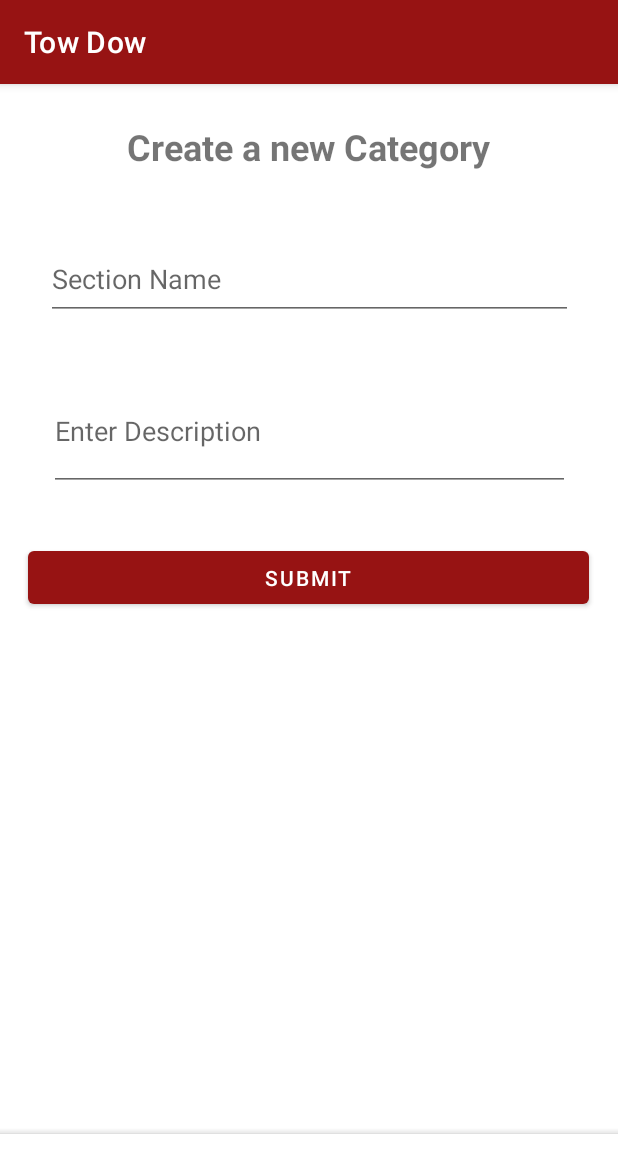
After one commit to sticksung/Tow-Dow, an Android app: the CreateCategoryFragment screen opened through its navigation route, on a phone screen of 412 x 824 dp. The commit adds this screen. Shown: the top 1173 px of the screen. Run offline under Robolectric (Android 15) with nearby library versions, the phone set to English and light mode, and no system bars; our stand-ins replace navigation-ui.

Commit message:
Added CreateCategoryFragment

```diff
--- /dev/null
+++ b/app/src/main/java/com/example/towdow/CreateCategoryFragment.kt
@@ -0,0 +1,59 @@
+package com.example.towdow
+
+import android.os.Bundle
+import androidx.fragment.app.Fragment
+import android.view.LayoutInflater
+import android.view.View
+import android.view.ViewGroup
+
+// TODO: Rename parameter arguments, choose names that match
+// the fragment initialization parameters, e.g. ARG_ITEM_NUMBER
+private const val ARG_PARAM1 = "param1"
+private const val ARG_PARAM2 = "param2"
+
+/**
+ * A simple [Fragment] subclass.
+ * Use the [CreateCategoryFragment.newInstance] factory method to
+ * create an instance of this fragment.
+ */
+class CreateCategoryFragment : Fragment() {
+    // TODO: Rename and change types of parameters
+    private var param1: String? = null
+    private var param2: String? = null
+
+    override fun onCreate(savedInstanceState: Bundle?) {
+        super.onCreate(savedInstanceState)
+        arguments?.let {
+            param1 = it.getString(ARG_PARAM1)
+            param2 = it.getString(ARG_PARAM2)
+        }
+    }
+
+    override fun onCreateView(
+        inflater: LayoutInflater, container: ViewGroup?,
+        savedInstanceState: Bundle?
+    ): View? {
+        // Inflate the layout for this fragment
+        return inflater.inflate(R.layout.create_category_fragment, container, false)
+    }
+
+    companion object {
+        /**
+         * Use this factory method to create a new instance of
+         * this fragment using the provided parameters.
+         *
+         * @param param1 Parameter 1.
+         * @param param2 Parameter 2.
+         * @return A new instance of fragment CreateCategoryFragment.
+         */
+        // TODO: Rename and change types and number of parameters
+        @JvmStatic
+        fun newInstance(param1: String, param2: String) =
+            CreateCategoryFragment().apply {
+                arguments = Bundle().apply {
+                    putString(ARG_PARAM1, param1)
+                    putString(ARG_PARAM2, param2)
+                }
+            }
+    }
+}
--- a/app/src/main/java/com/example/towdow/HomeFragment.kt
+++ b/app/src/main/java/com/example/towdow/HomeFragment.kt
@@ -5,6 +5,7 @@
 import android.view.LayoutInflater
 import android.view.View
 import android.view.ViewGroup
+import androidx.navigation.findNavController
 import com.example.towdow.databinding.HomeFragmentBinding
 import com.example.towdow.databinding.SignupFragmentBinding
 
@@ -31,6 +32,9 @@
         bottomNavigationView.visibility = View.VISIBLE
 
         binding.plusImage.setImageResource(R.drawable.plus)
+        binding.plusImage.setOnClickListener {
+            view?.findNavController()?.navigate(R.id.action_homeFragment_to_forumCreateFragment)
+        }
 //        binding.fab.setImageResource(R.drawable.plus)
       //   binding.homeImage.setImageResource(R.drawable.home)
       //  binding.searchImage.setImageResource(R.drawable.search)
--- /dev/null
+++ b/app/src/main/res/layout/create_category_fragment.xml
@@ -0,0 +1,67 @@
+<?xml version="1.0" encoding="utf-8"?>
+<FrameLayout xmlns:android="http://schemas.android.com/apk/res/android"
+    xmlns:app="http://schemas.android.com/apk/res-auto"
+    xmlns:tools="http://schemas.android.com/tools"
+    android:layout_width="match_parent"
+    android:layout_height="match_parent"
+    tools:context=".CreateCategoryFragment">
+
+    <androidx.constraintlayout.widget.ConstraintLayout
+        android:layout_width="match_parent"
+        android:layout_height="match_parent">
+
+        <TextView
+            android:id="@+id/create_category_text"
+            android:layout_width="wrap_content"
+            android:layout_height="wrap_content"
+            android:layout_marginStart="83dp"
+            android:layout_marginTop="25dp"
+            android:layout_marginEnd="84dp"
+            android:text="@string/create_a_new_category"
+            android:textSize="24sp"
+            android:textStyle="bold"
+            app:layout_constraintEnd_toEndOf="parent"
+            app:layout_constraintStart_toStartOf="parent"
+            app:layout_constraintTop_toTopOf="parent" />
+
+        <EditText
+            android:id="@+id/section_name_enter"
+            android:layout_width="351dp"
+            android:layout_height="54dp"
+            android:layout_marginStart="30dp"
+            android:layout_marginTop="45dp"
+            android:layout_marginEnd="30dp"
+            android:ems="10"
+            android:hint="@string/section_name"
+            android:inputType="textPersonName"
+            app:layout_constraintEnd_toEndOf="parent"
+            app:layout_constraintStart_toStartOf="parent"
+            app:layout_constraintTop_toBottomOf="@+id/create_category_text" />
+
+        <EditText
+            android:id="@+id/short_description_enter"
+            android:layout_width="347dp"
+            android:layout_height="80dp"
+            android:layout_marginStart="32dp"
+            android:layout_marginTop="34dp"
+            android:layout_marginEnd="32dp"
+            android:ems="10"
+            android:hint="@string/enter_description"
+            android:inputType="textPersonName"
+            app:layout_constraintEnd_toEndOf="parent"
+            app:layout_constraintStart_toStartOf="parent"
+            app:layout_constraintTop_toBottomOf="@+id/section_name_enter" />
+
+        <Button
+            android:id="@+id/submit_button"
+            android:layout_width="374dp"
+            android:layout_height="47dp"
+            android:layout_marginStart="18dp"
+            android:layout_marginTop="34dp"
+            android:layout_marginEnd="19dp"
+            android:text="@string/submit"
+            app:layout_constraintEnd_toEndOf="parent"
+            app:layout_constraintStart_toStartOf="parent"
+            app:layout_constraintTop_toBottomOf="@+id/short_description_enter" />
+    </androidx.constraintlayout.widget.ConstraintLayout>
+</FrameLayout>
--- a/app/src/main/res/navigation/nav_graph.xml
+++ b/app/src/main/res/navigation/nav_graph.xml
@@ -88,6 +88,9 @@
         <action
             android:id="@+id/action_forumHomeFragment_to_categoryHomeFragment"
             app:destination="@id/categoryHomeFragment" />
+        <action
+            android:id="@+id/action_forumHomeFragment_to_createCategoryFragment"
+            app:destination="@id/createCategoryFragment" />
     </fragment>
     <fragment
         android:id="@+id/categoryHomeFragment"
@@ -116,4 +119,9 @@
         android:name="com.example.towdow.CreatePostFragment"
         android:label="create_post_fragment"
         tools:layout="@layout/create_post_fragment" />
+    <fragment
+        android:id="@+id/createCategoryFragment"
+        android:name="com.example.towdow.CreateCategoryFragment"
+        android:label="create_category_fragment"
+        tools:layout="@layout/create_category_fragment" />
 </navigation>
--- a/app/src/main/res/values/strings.xml
+++ b/app/src/main/res/values/strings.xml
@@ -22,4 +22,8 @@
     <string name="enter_password">Enter Password</string>
     <string name="title">Title</string>
     <string name="description">Description</string>
+    <string name="create_a_new_category">Create a new Category</string>
+    <string name="section_name">Section Name</string>
+    <string name="enter_description">Enter Description</string>
+    <string name="submit">SUBMIT</string>
 </resources>
```
